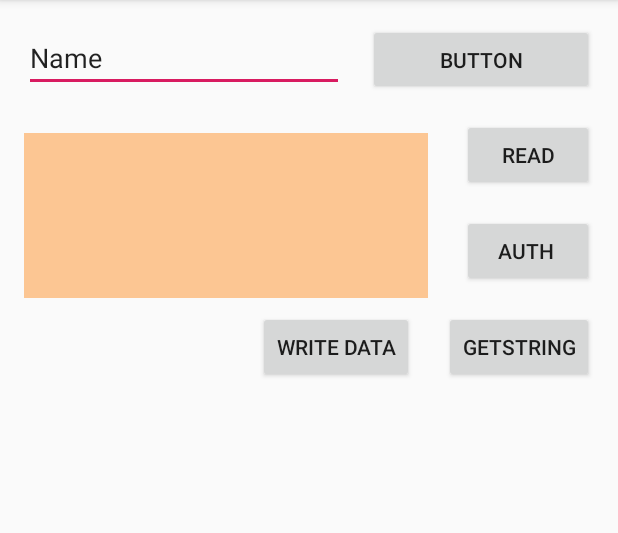
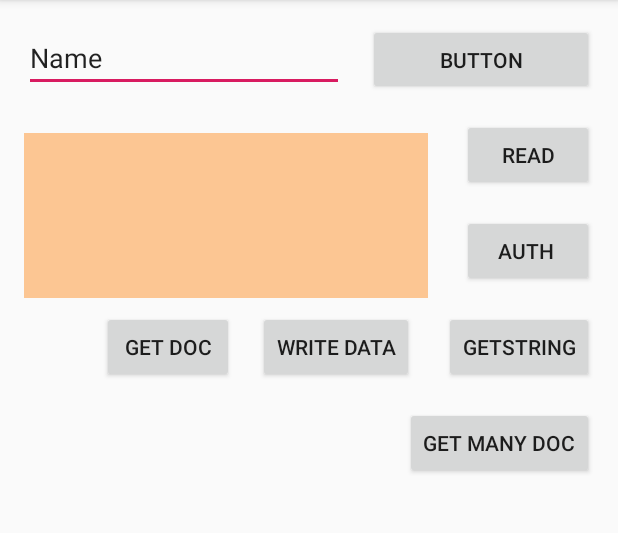
Before and after one commit to prome02/MyKtFirebaseStore, an Android app: the screen it shows after launch (MainActivity), on a phone screen of 412 x 824 dp, the part 84-617 px from its top. Run offline under Robolectric (Android 15) with nearby library versions, the phone set to English and light mode, and no system bars; our stand-ins replace Firebase (no records; nobody signed in at launch, a user with empty details on screens opened directly); 2 statements that could not run were skipped.

Commit message:
first time3

```diff
--- a/app/src/main/res/layout/activity_main.xml
+++ b/app/src/main/res/layout/activity_main.xml
@@ -84,4 +84,26 @@
         android:text="write data"
         app:layout_constraintEnd_toStartOf="@+id/button"
         app:layout_constraintTop_toBottomOf="@+id/button2" />
+
+    <Button
+        android:id="@+id/button4"
+        android:layout_width="wrap_content"
+        android:layout_height="wrap_content"
+        android:layout_marginTop="16dp"
+        android:layout_marginEnd="16dp"
+        android:onClick="onClickGetDoc"
+        android:text="get doc"
+        app:layout_constraintEnd_toStartOf="@+id/button3"
+        app:layout_constraintTop_toBottomOf="@+id/button2" />
+
+    <Button
+        android:id="@+id/button5"
+        android:layout_width="wrap_content"
+        android:layout_height="wrap_content"
+        android:layout_marginTop="16dp"
+        android:layout_marginEnd="16dp"
+        android:onClick="onClickGetManyDoc"
+        android:text="get many doc"
+        app:layout_constraintEnd_toEndOf="parent"
+        app:layout_constraintTop_toBottomOf="@+id/button" />
 </androidx.constraintlayout.widget.ConstraintLayout>
```
Also changed, not shown: app/src/main/java/com/example/myktfirebasestore/MainActivity.kt (+47 -1 lines).
